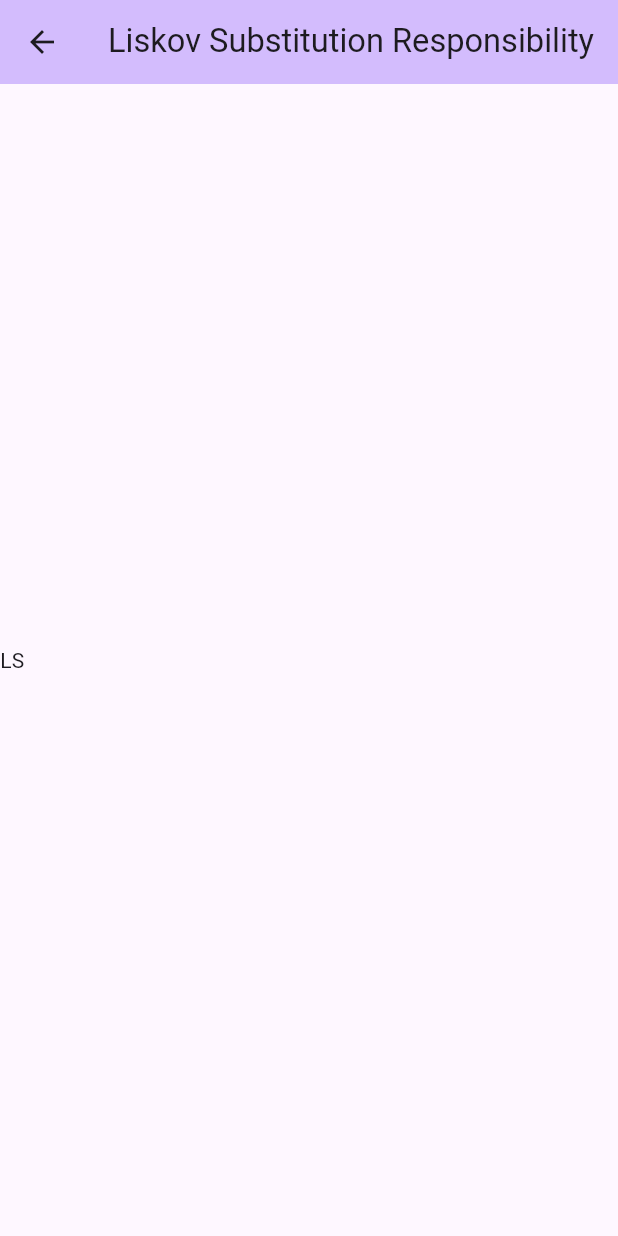
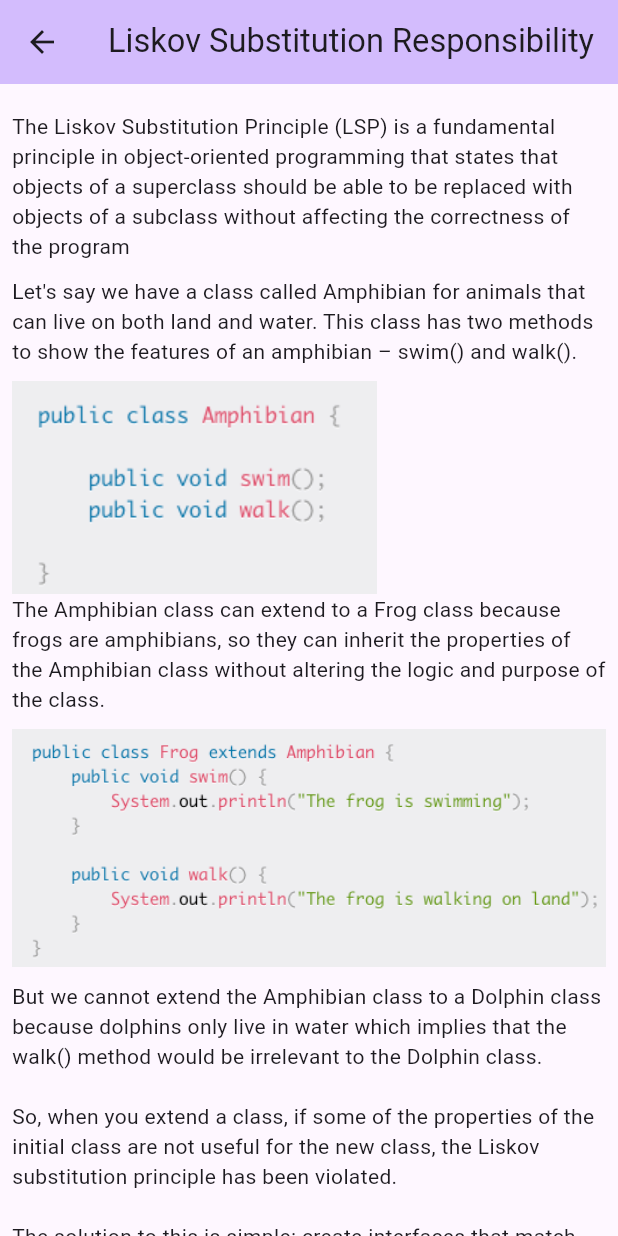
Before and after one commit to An19ik89/flutter_with_solid_principles-, a Flutter app: the LiskovSubstitutionResponsibilityPage screen opened directly, on a phone screen of 412 x 824 dp. Run offline on Flutter 3.47's test engine with Material 2 defaults, Android fonts, the phone set to English and light mode, and no system bars.

Commit message:
liskov done

```diff
--- a/flutter_solid_principles/lib/liskovSubstitutionResponsibility/liskov_substitution_responsibility.dart
+++ b/flutter_solid_principles/lib/liskovSubstitutionResponsibility/liskov_substitution_responsibility.dart
@@ -16,10 +16,30 @@ class _LiskovSubstitutionResponsibilityPageState extends State<LiskovSubstitutio
           backgroundColor: Theme.of(context).colorScheme.inversePrimary,
           title: const FittedBox(fit: BoxFit.contain,child: Text("Liskov Substitution Responsibility")),
         ),
-        body: const Column(
-          mainAxisAlignment: MainAxisAlignment.center,
-          crossAxisAlignment: CrossAxisAlignment.center,
-          children: [Text("LS")],
+        body: SingleChildScrollView(
+          physics: const AlwaysScrollableScrollPhysics(),
+          scrollDirection: Axis.vertical,
+          child: Padding(
+            padding: const EdgeInsets.all(8.0),
+            child: Column(
+              mainAxisAlignment: MainAxisAlignment.start,
+              crossAxisAlignment: CrossAxisAlignment.start,
+              children: [
+                const SizedBox(height: 10.0,),
+                const Text("The Liskov Substitution Principle (LSP) is a fundamental principle in object-oriented programming that states that objects of a superclass should be able to be replaced with objects of a subclass without affecting the correctness of the program"),
+                const SizedBox(height: 10.0,),
+                const Text("Let's say we have a class called Amphibian for animals that can live on both land and water. This class has two methods to show the features of an amphibian – swim() and walk()."),
+                const SizedBox(height: 10.0,),
+                Image.asset("assets/images/liskov_substitution_first.png"),
+                const Text("The Amphibian class can extend to a Frog class because frogs are amphibians, so they can inherit the properties of the Amphibian class without altering the logic and purpose of the class."),
+                const SizedBox(height: 10.0,),
+                Image.asset("assets/images/liskov_substitution_second.png"),
+                const SizedBox(height: 10.0,),
+                const Text("But we cannot extend the Amphibian class to a Dolphin class because dolphins only live in water which implies that the walk() method would be irrelevant to the Dolphin class.\n\nSo, when you extend a class, if some of the properties of the initial class are not useful for the new class, the Liskov substitution principle has been violated.\n\nThe solution to this is simple: create interfaces that match the needs of the inheriting class."),
+                const SizedBox(height: 10.0,),
+              ],
+            ),
+          ),
         ));
   }
 }
--- a/flutter_solid_principles/lib/openCloseResponsibility/open_close_responsibility.dart
+++ b/flutter_solid_principles/lib/openCloseResponsibility/open_close_responsibility.dart
@@ -19,6 +19,8 @@ class _OpenCloseResponsibilityPageState extends State<OpenCloseResponsibilityPag
         body: SingleChildScrollView(
           physics: const AlwaysScrollableScrollPhysics(),
           scrollDirection: Axis.vertical,
+          child: Padding(
+            padding: const EdgeInsets.all(8.0),
             child: Column(
               mainAxisAlignment: MainAxisAlignment.start,
               crossAxisAlignment: CrossAxisAlignment.start,
@@ -48,6 +50,7 @@ class _OpenCloseResponsibilityPageState extends State<OpenCloseResponsibilityPag
                 const SizedBox(height: 10.0,),
               ],
             ),
+          ),
         ));
   }
 }
```
Also changed, not shown: flutter_solid_principles/assets/images/liskov_substitution_first.png (added), flutter_solid_principles/assets/images/liskov_substitution_second.png (added). Lines whose indentation alone changed are shown as unchanged.
